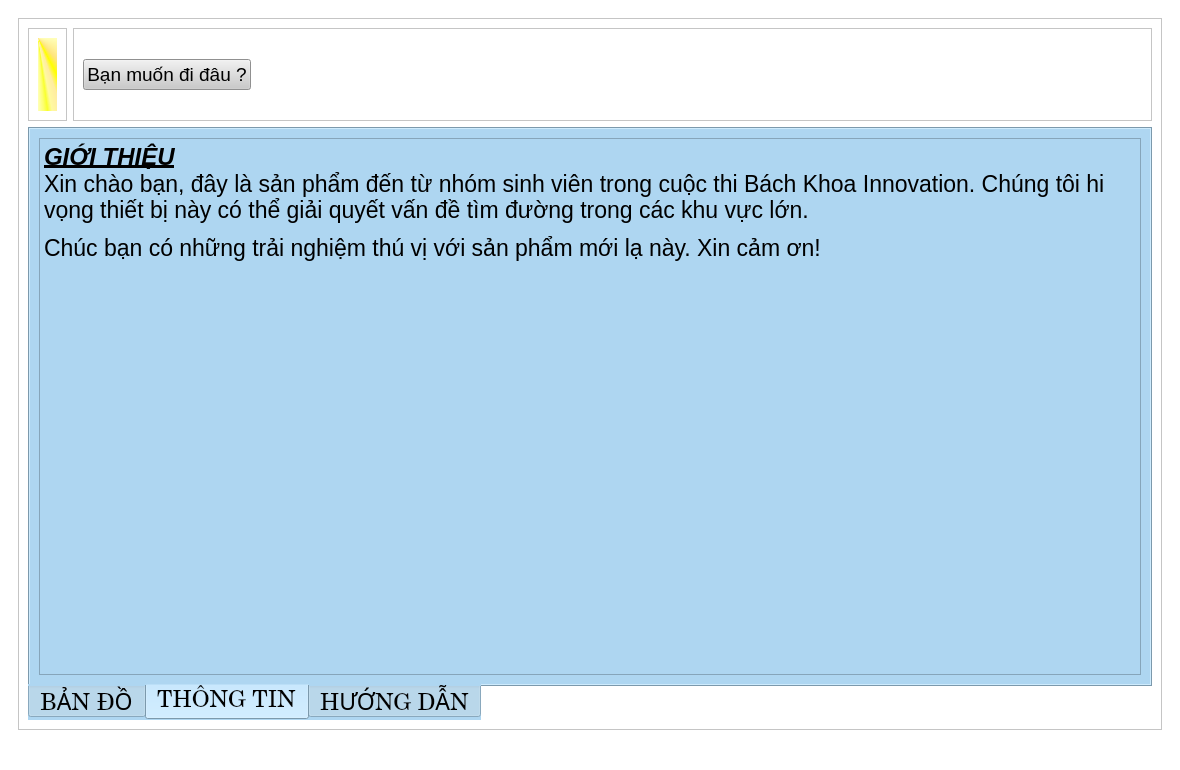
Before: the Qt Designer form maingui.ui in khoaphamce/Guider_Optimized, drawn with Qt 5.
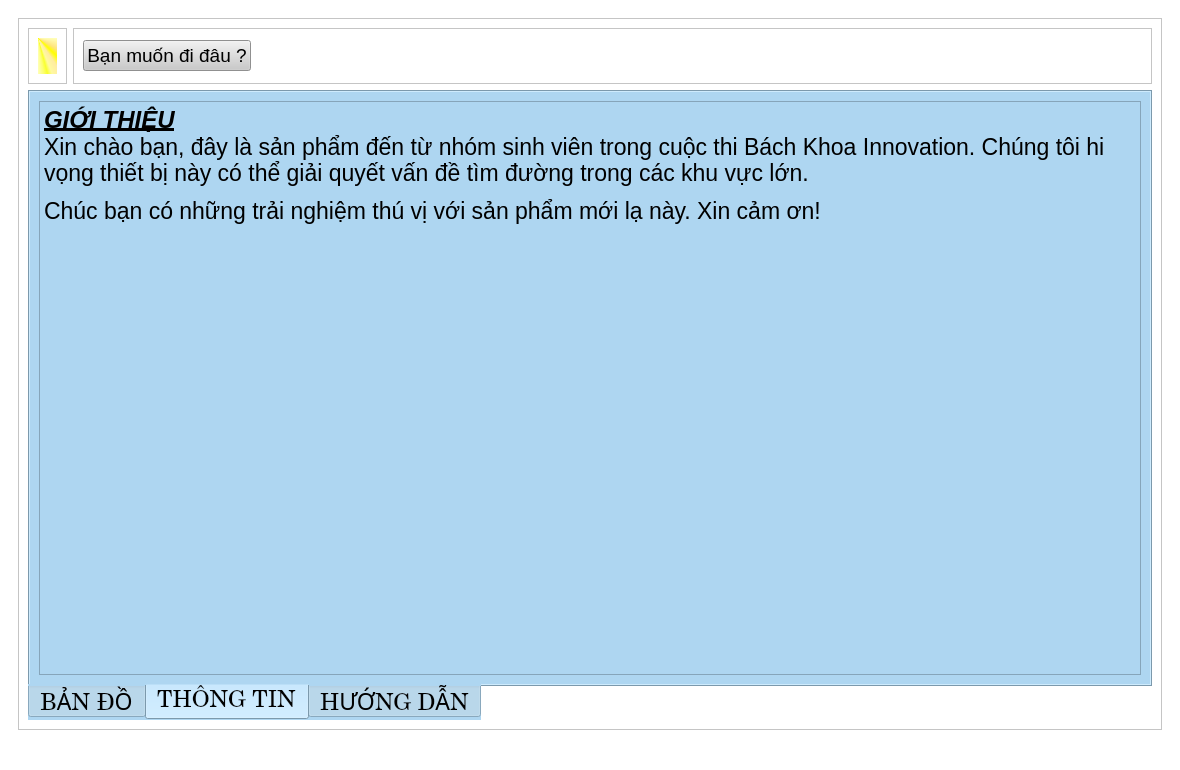
After: the same form once the commit is applied. The open tabs and pages were chosen to show the change. Icons and pictures are not drawn.

Commit message: delete Textedit detail description

What changed in the file:
```diff
--- a/maingui.ui
+++ b/maingui.ui
@@ -229,7 +229,7 @@
                   <string>&lt;!DOCTYPE HTML PUBLIC &quot;-//W3C//DTD HTML 4.0//EN&quot; &quot;http://www.w3.org/TR/REC-html40/strict.dtd&quot;&gt;
 &lt;html&gt;&lt;head&gt;&lt;meta name=&quot;qrichtext&quot; content=&quot;1&quot; /&gt;&lt;style type=&quot;text/css&quot;&gt;
 p, li { white-space: pre-wrap; }
-&lt;/style&gt;&lt;/head&gt;&lt;body style=&quot; font-family:'MS Shell Dlg 2'; font-size:9.75pt; font-weight:400; font-style:normal;&quot;&gt;
+&lt;/style&gt;&lt;/head&gt;&lt;body style=&quot; font-family:'MS Shell Dlg 2'; font-size:7.8pt; font-weight:400; font-style:normal;&quot;&gt;
 &lt;p style=&quot; margin-top:0px; margin-bottom:0px; margin-left:0px; margin-right:0px; -qt-block-indent:0; text-indent:0px;&quot;&gt;&lt;span style=&quot; font-family:'Arial,sans-serif'; font-size:18pt; font-weight:600; font-style:italic; text-decoration: underline;&quot;&gt;GIỚI THIỆU&lt;/span&gt;&lt;span style=&quot; font-size:8pt;&quot;&gt; &lt;/span&gt;&lt;/p&gt;
 &lt;p style=&quot; margin-top:0px; margin-bottom:0px; margin-left:0px; margin-right:0px; -qt-block-indent:0; text-indent:0px;&quot;&gt;&lt;span style=&quot; font-family:'Arial,sans-serif'; font-size:17pt;&quot;&gt;Xin chào bạn, đây là sản phẩm đến từ nhóm sinh viên trong cuộc thi Bách Khoa Innovation. Chúng tôi hi vọng thiết bị này có thể giải quyết vấn đề tìm đường trong các khu vực lớn.&lt;/span&gt;&lt;span style=&quot; font-size:8pt;&quot;&gt; &lt;/span&gt;&lt;/p&gt;
 &lt;p style=&quot; margin-top:12px; margin-bottom:12px; margin-left:0px; margin-right:0px; -qt-block-indent:0; text-indent:0px;&quot;&gt;&lt;span style=&quot; font-family:'Arial,sans-serif'; font-size:17pt;&quot;&gt;Chúc bạn có những trải nghiệm thú vị với sản phẩm mới lạ này. Xin cảm ơn!&lt;/span&gt;&lt;span style=&quot; font-size:8pt;&quot;&gt; &lt;/span&gt;&lt;/p&gt;&lt;/body&gt;&lt;/html&gt;</string>
@@ -286,6 +286,28 @@
               <enum>QFrame::Raised</enum>
              </property>
              <layout class="QGridLayout" name="gridLayout_2">
+              <item row="0" column="2">
+               <widget class="QLabel" name="logo">
+                <property name="maximumSize">
+                 <size>
+                  <width>80</width>
+                  <height>80</height>
+                 </size>
+                </property>
+                <property name="text">
+                 <string/>
+                </property>
+                <property name="pixmap">
+                 <pixmap resource="../../mapbachkhoa/map.qrc">:/map/iconguider.ico</pixmap>
+                </property>
+                <property name="scaledContents">
+                 <bool>true</bool>
+                </property>
+                <property name="alignment">
+                 <set>Qt::AlignLeading|Qt::AlignLeft|Qt::AlignVCenter</set>
+                </property>
+               </widget>
+              </item>
               <item row="0" column="0">
                <widget class="QPushButton" name="click_to_search">
                 <property name="font">
@@ -314,7 +336,7 @@
                 </property>
                </widget>
               </item>
-              <item row="0" column="2">
+              <item row="0" column="1">
                <spacer name="horizontalSpacer">
                 <property name="orientation">
                  <enum>Qt::Horizontal</enum>
@@ -330,64 +352,6 @@
                 </property>
                </spacer>
               </item>
-              <item row="0" column="3">
-               <widget class="QLabel" name="logo">
-                <property name="maximumSize">
-                 <size>
-                  <width>80</width>
-                  <height>80</height>
-                 </size>
-                </property>
-                <property name="text">
-                 <string/>
-                </property>
-                <property name="pixmap">
-                 <pixmap resource="../../mapbachkhoa/map.qrc">:/map/iconguider.ico</pixmap>
-                </property>
-                <property name="scaledContents">
-                 <bool>true</bool>
-                </property>
-                <property name="alignment">
-                 <set>Qt::AlignLeading|Qt::AlignLeft|Qt::AlignVCenter</set>
-                </property>
-               </widget>
-              </item>
-              <item row="0" column="1">
-               <widget class="QTextEdit" name="detail">
-                <property name="sizePolicy">
-                 <sizepolicy hsizetype="Fixed" vsizetype="Fixed">
-                  <horstretch>0</horstretch>
-                  <verstretch>0</verstretch>
-                 </sizepolicy>
-                </property>
-                <property name="maximumSize">
-                 <size>
-                  <width>400</width>
-                  <height>73</height>
-                 </size>
-                </property>
-                <property name="font">
-                 <font>
-                  <pointsize>13</pointsize>
-                 </font>
-                </property>
-                <property name="frameShape">
-                 <enum>QFrame::NoFrame</enum>
-                </property>
-                <property name="frameShadow">
-                 <enum>QFrame::Plain</enum>
-                </property>
-                <property name="lineWidth">
-                 <number>1</number>
-                </property>
-                <property name="readOnly">
-                 <bool>true</bool>
-                </property>
-                <property name="acceptRichText">
-                 <bool>false</bool>
-                </property>
-               </widget>
-              </item>
              </layout>
             </widget>
            </item>
```
Left out of the diff: 4 changed lines with no effect on the pictures. The commit also changes 15 other files.
